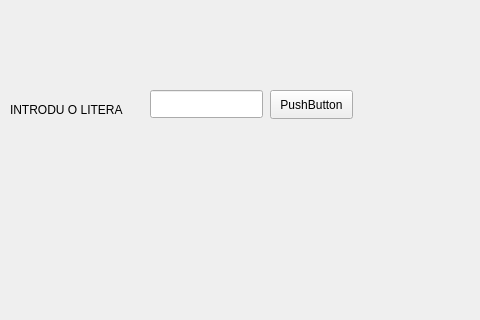
Above: ctrial/playscreen.ui from padure11/Proiect-C- before the change; both pictures show x 320 to 800 and y 0 to 320 of the 800 by 600 pixel window. Below: the same form after it.
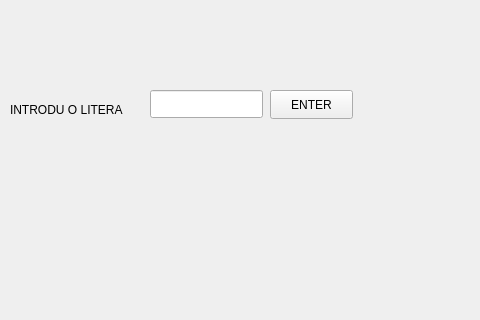
That is the form after the change.

```diff
--- a/ctrial/playscreen.ui
+++ b/ctrial/playscreen.ui
@@ -59,7 +59,7 @@
     </rect>
    </property>
    <property name="text">
-    <string>PushButton</string>
+    <string>ENTER</string>
    </property>
   </widget>
  </widget>
```
